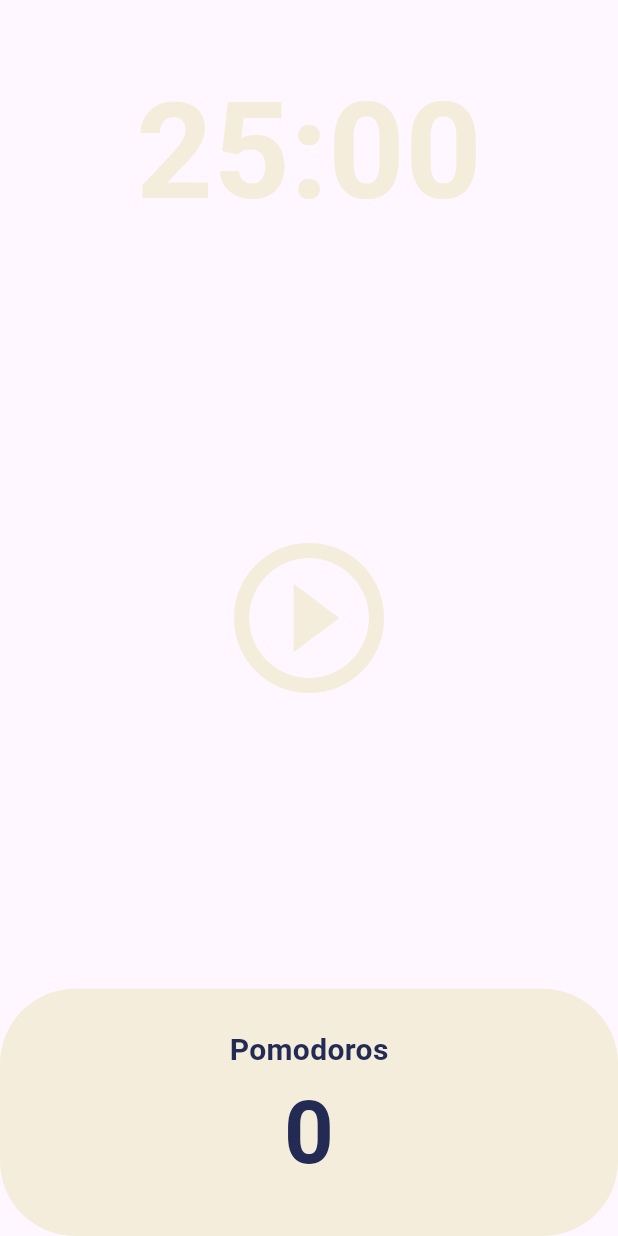
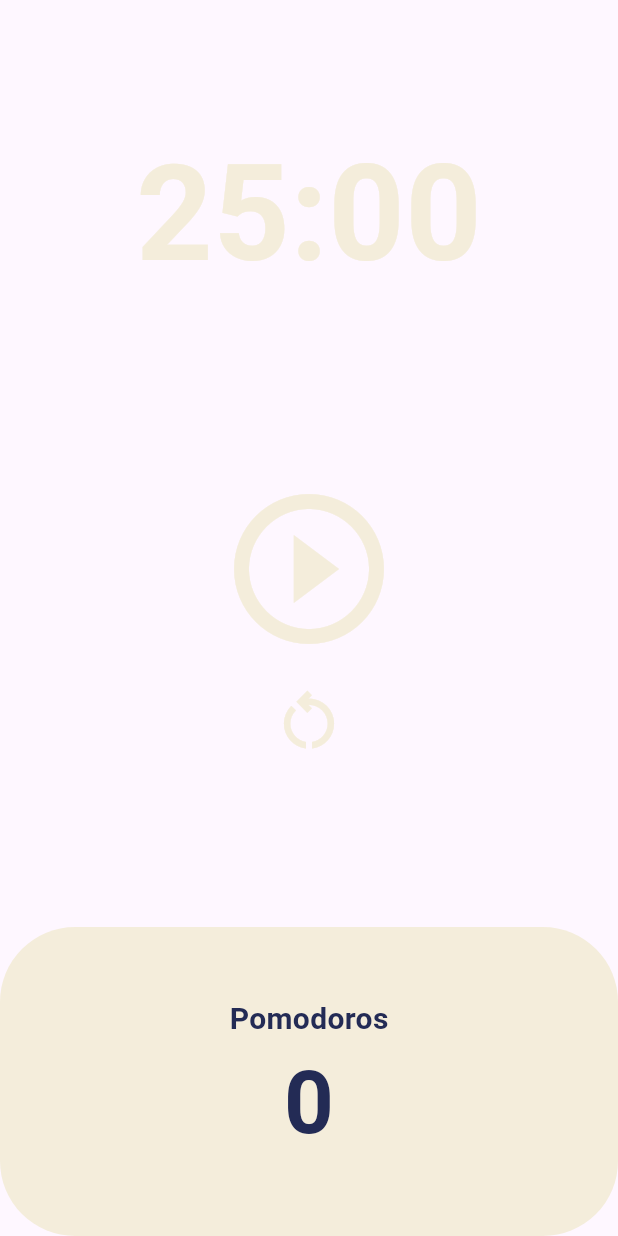
Before and after one commit to nahy-512/Flutter, a Flutter app: the screen it shows after launch, on a phone screen of 412 x 824 dp. Run offline on Flutter 3.47's test engine with Material 3 defaults, Android fonts, the phone set to English and light mode, and no system bars.

Commit message:
✨ Feat: Week5 - 웹툰앱 5.4강 "Code Challenge"
타이머 초기화 후 재시작 기능 구현

```diff
--- a/app/pomodoro/lib/screens/home_screen.dart
+++ b/app/pomodoro/lib/screens/home_screen.dart
@@ -53,6 +53,15 @@ class _HomeScreenState extends State<HomeScreen> {
      });
   }
 
+  // 타이머 초기화
+  void onResetPressed() {
+     timer.cancel();
+     setState(() {
+       isRunning = false;
+       totalSeconds = twentyFiveMinutes;
+     });
+  }
+
   String format(int seconds) {
      var duration = Duration(seconds: seconds);
      // 0:24:59.000000 형태의 문자열을 점을 기준으로 분할헤서 앞 부분 가져오기 + 분과 초 부분만 잘라내기 -> 24:59
@@ -81,15 +90,26 @@ class _HomeScreenState extends State<HomeScreen> {
             ),
           ),
           Flexible(
-            flex: 3,
+            flex: 2,
             child: Center(
-              child: IconButton(
+              child: Column(
+                mainAxisAlignment: MainAxisAlignment.center,
+                children: [
+                  IconButton(
                     iconSize: 120,
                     color: Theme.of(context).cardColor,
                     onPressed: isRunning ? onPausePressed : onStartPressed,
                     icon: Icon(isRunning
                         ? Icons.pause_circle_outline
                         : Icons.play_circle_outline),
+                  ),
+                  IconButton( // 타이머 초기화 버튼
+                    iconSize: 50,
+                    color: Theme.of(context).cardColor,
+                    onPressed: onResetPressed,
+                    icon: Icon(Icons.restart_alt_outlined),
+                  )
+                ],
               ),
             ),
           ),
```
Lines whose indentation alone changed are shown as unchanged.
